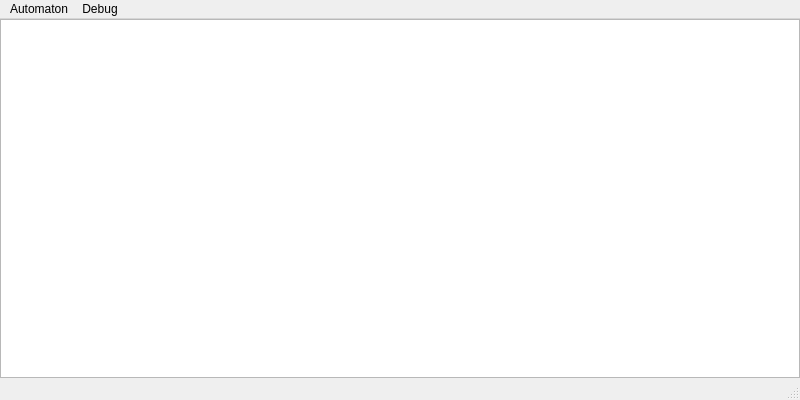
Old version of the form src/mainwindow.ui in the repository ryandancy/cellular-automata.
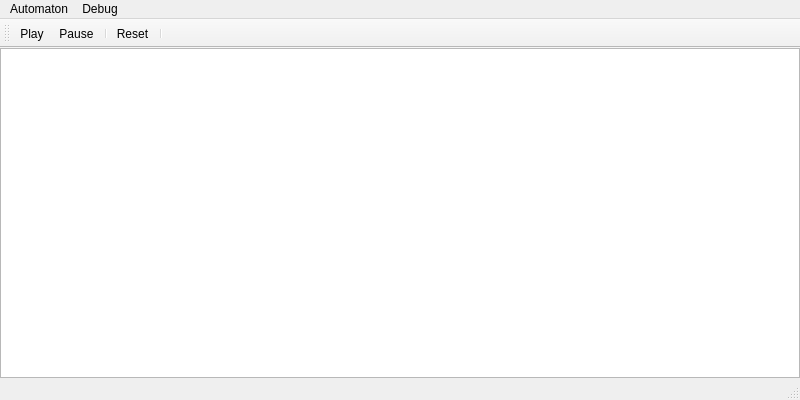
New version of the form.

Commit message: Add toolbar, keyboard shortcuts

```diff
--- a/src/mainwindow.ui
+++ b/src/mainwindow.ui
@@ -91,6 +91,22 @@
       <addaction name="menuDebug"/>
     </widget>
     <widget class="QStatusBar" name="statusBar"/>
+    <widget class="QToolBar" name="toolBar">
+      <property name="windowTitle">
+        <string>toolBar</string>
+      </property>
+      <attribute name="toolBarArea">
+        <enum>TopToolBarArea</enum>
+      </attribute>
+      <attribute name="toolBarBreak">
+        <bool>false</bool>
+      </attribute>
+      <addaction name="actionPlay"/>
+      <addaction name="actionPause"/>
+      <addaction name="separator"/>
+      <addaction name="actionReset"/>
+      <addaction name="separator"/>
+    </widget>
     <action name="actionNextGeneration">
       <property name="text">
         <string>Next Generation</string>
```
Left out of the diff: 15 changed lines with no effect on the pictures.
